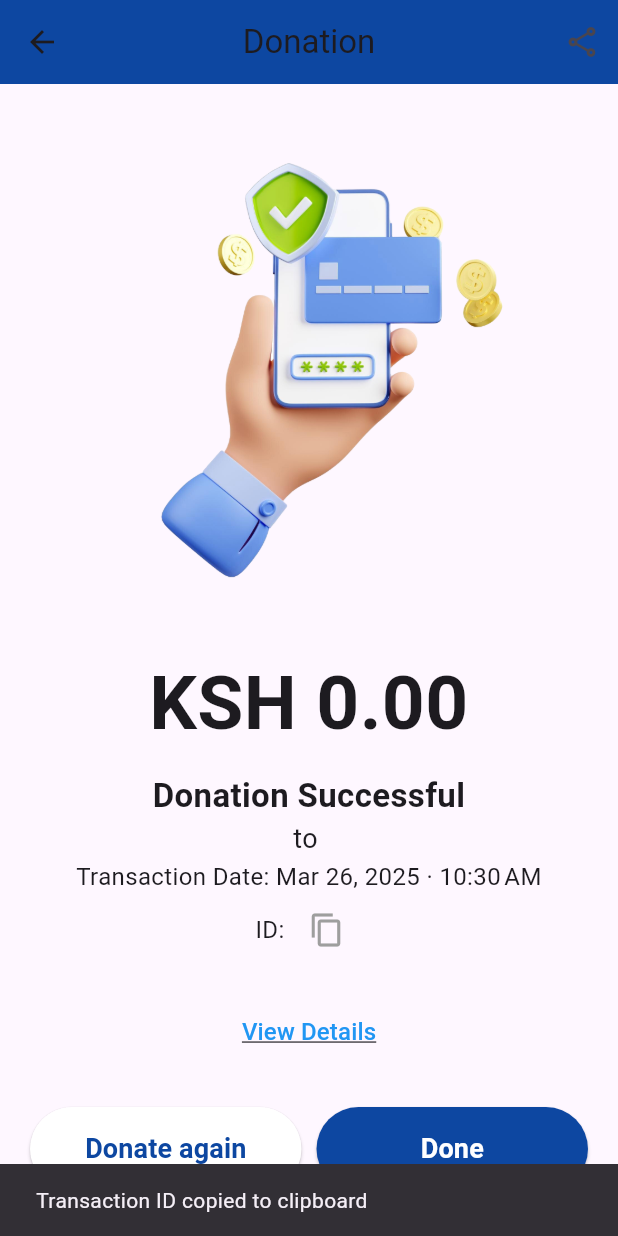
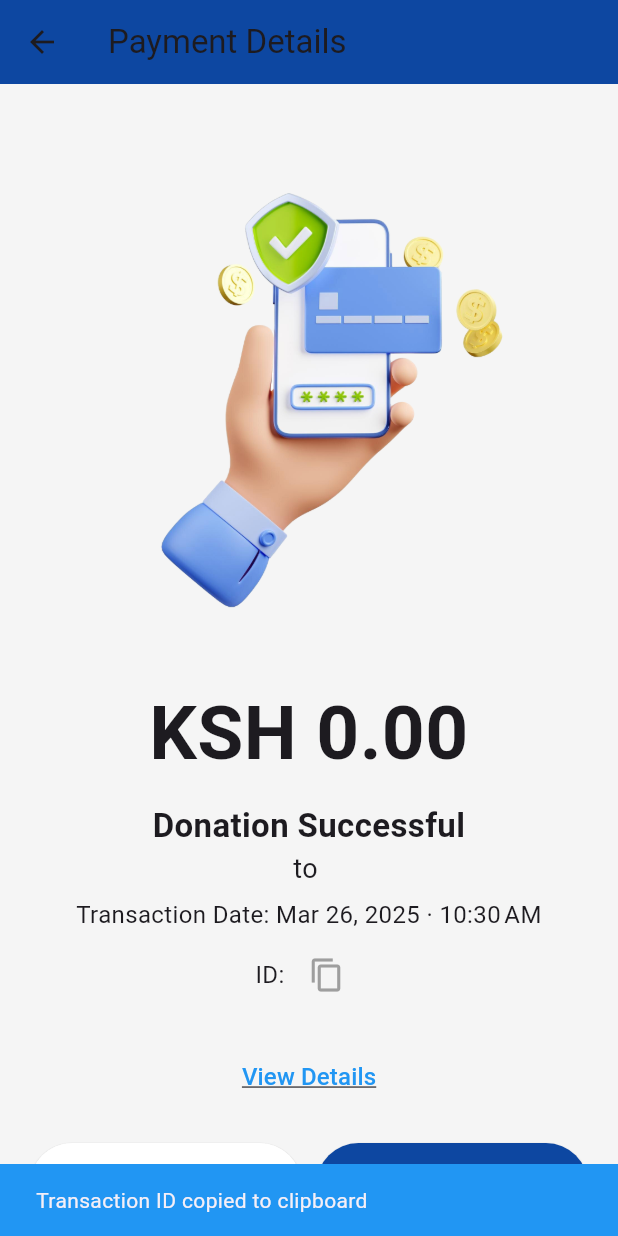
Before and after one commit to solomon-njogo/RaiseIt, a Flutter app: the PaymentDetailsScreen screen opened directly with empty values, after a tap on the "content copy" icon, on a phone screen of 412 x 824 dp. Run offline on Flutter 3.47's test engine with Material 3 defaults, Android fonts, the phone set to English and light mode, and no system bars; our stand-ins replace cloud_firestore, firebase_auth, firebase_core, image_picker, share_plus; accounts and stored records are empty.

Commit message:
repsonisveness complete

```diff
--- a/lib/views/payment_screens/payment_details_screen.dart
+++ b/lib/views/payment_screens/payment_details_screen.dart
@@ -1,57 +1,57 @@
 import 'package:flutter/material.dart';
+import 'package:flutter/services.dart';
 import 'package:intl/intl.dart';
-import 'package:flutter/services.dart';
 import 'package:raiseit/views/donations/my_donations_screen.dart';
 
 class PaymentDetailsScreen extends StatefulWidget {
-  final double donatedAmount; // Actual donated amount
-  final String organization; // Real charity name
+  final double donatedAmount;
+  final String organization;
+  final DateTime transactionDate;
   final String transactionId;
-  final DateTime transactionDate;
 
   const PaymentDetailsScreen({
-    super.key,
+    Key? key,
     required this.donatedAmount,
     required this.organization,
+    required this.transactionDate,
     required this.transactionId,
-    required this.transactionDate,
-  });
+    required String donorBadge,
+  }) : super(key: key);
 
   @override
   _PaymentDetailsScreenState createState() => _PaymentDetailsScreenState();
 }
 
 class _PaymentDetailsScreenState extends State<PaymentDetailsScreen> {
-  // Function to copy the transaction ID to clipboard
   void _copyToClipboard() {
     Clipboard.setData(ClipboardData(text: widget.transactionId));
     ScaffoldMessenger.of(context).showSnackBar(
-      const SnackBar(content: Text("Transaction ID copied to clipboard")),
+      const SnackBar(
+        content: Text("Transaction ID copied to clipboard"),
+        backgroundColor: Colors.blue,
+        duration: Duration(seconds: 2),
+      ),
     );
   }
 
   @override
   Widget build(BuildContext context) {
     return Scaffold(
+      backgroundColor: Colors.grey[100],
       appBar: AppBar(
-        title: const Text('Donation'),
-        backgroundColor: Colors.blue[900], // Set to blue[900]
-        centerTitle: true,
-        actions: [
-          IconButton(
-            icon: const Icon(Icons.share_outlined),
-            onPressed: () {}, // Implement share feature on button press
-          ),
-        ],
+        title: const Text('Payment Details'),
+        backgroundColor: Colors.blue[900],
       ),
       body: SafeArea(
         child: Padding(
           padding: const EdgeInsets.symmetric(horizontal: 20.0),
-          child: Center(
+          child: SingleChildScrollView(
             child: Column(
               mainAxisAlignment: MainAxisAlignment.center,
               crossAxisAlignment: CrossAxisAlignment.center,
               children: [
+                const SizedBox(height: 20),
+
                 // Image
                 Image.asset('assets/images/3d-hand-using-online-banking-app-smartphone.png'),
 
@@ -59,7 +59,7 @@ class _PaymentDetailsScreenState extends State<PaymentDetailsScreen> {
 
                 // Donation Amount
                 Text(
-                  '\KSH ${widget.donatedAmount.toStringAsFixed(2)}', // Use actual donated amount
+                  'KSH ${widget.donatedAmount.toStringAsFixed(2)}',
                   style: const TextStyle(fontSize: 50, fontWeight: FontWeight.bold),
                   textAlign: TextAlign.center,
                 ),
@@ -78,18 +78,24 @@ class _PaymentDetailsScreenState extends State<PaymentDetailsScreen> {
                   children: [
                     const Text('to ', style: TextStyle(fontSize: 18)),
                     Text(
-                      widget.organization, // Use actual charity name
+                      widget.organization,
                       style: TextStyle(fontSize: 19, fontWeight: FontWeight.w600, color: Colors.blue[900]),
                     ),
                   ],
                 ),
 
+                const SizedBox(height: 5),
+
+                // Transaction Details
                 Text(
                   'Transaction Date: ${DateFormat.yMMMd().format(widget.transactionDate)} · ${DateFormat.jm().format(widget.transactionDate)}',
                   style: const TextStyle(fontSize: 16),
                   textAlign: TextAlign.center,
                 ),
 
+                const SizedBox(height: 5),
+
+                // Transaction ID with Copy Button
                 Row(
                   mainAxisAlignment: MainAxisAlignment.center,
                   children: [
@@ -124,15 +130,16 @@ class _PaymentDetailsScreenState extends State<PaymentDetailsScreen> {
                   ),
                 ),
 
-                const Spacer(),
+                const SizedBox(height: 20),
 
+                // Buttons: Donate Again & Done
                 Row(
                   mainAxisAlignment: MainAxisAlignment.center,
                   children: [
                     Expanded(
                       child: ElevatedButton(
                         onPressed: () {
-                          Navigator.pop(context); // Go back to donation screen
+                          Navigator.pop(context);
                         },
                         style: ElevatedButton.styleFrom(
                           backgroundColor: Colors.white,
@@ -157,7 +164,6 @@ class _PaymentDetailsScreenState extends State<PaymentDetailsScreen> {
                           );
 
                           // Wait until the SnackBar disappears, then navigate
-                          ScaffoldMessenger.of(context).hideCurrentSnackBar(); // Ensure no overlap
                           Future.delayed(const Duration(seconds: 2), () {
                             Navigator.pushReplacement(
                               context,
```
Also changed, not shown: lib/views/home_screen/categories_card.dart (+24 -14 lines), lib/views/home_screen/home_header.dart (+30 -10 lines), lib/views/home_screen/home_screen.dart (+13 -13 lines), lib/views/payment_screens/payment_screen.dart (+69 -154 lines).
